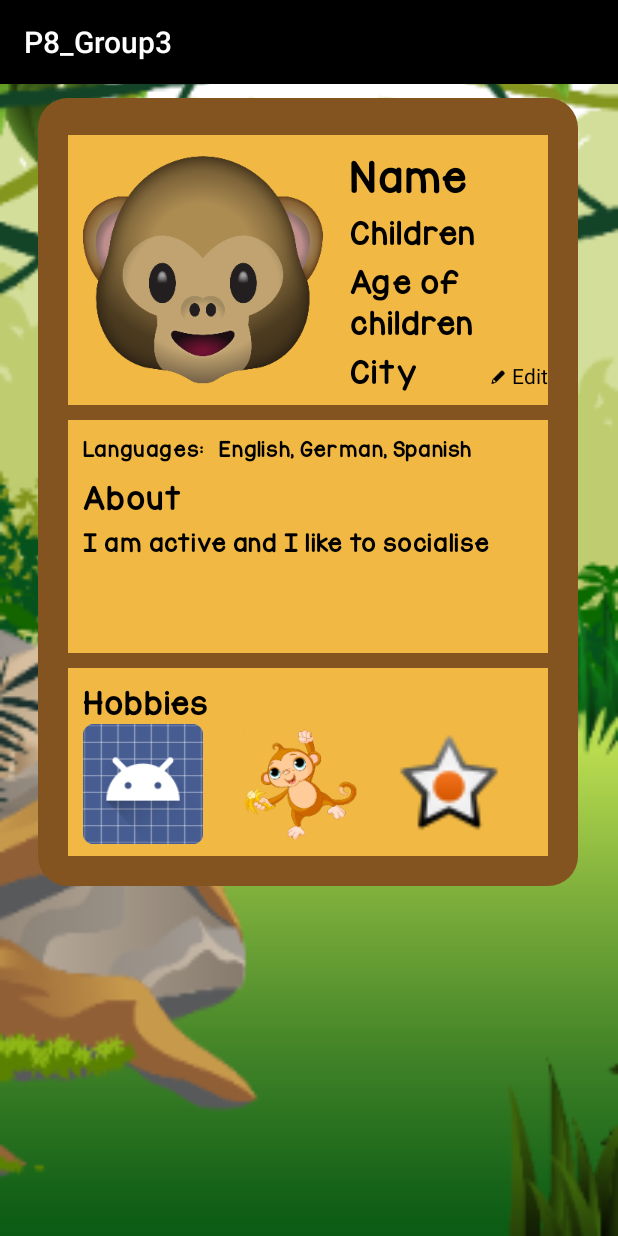
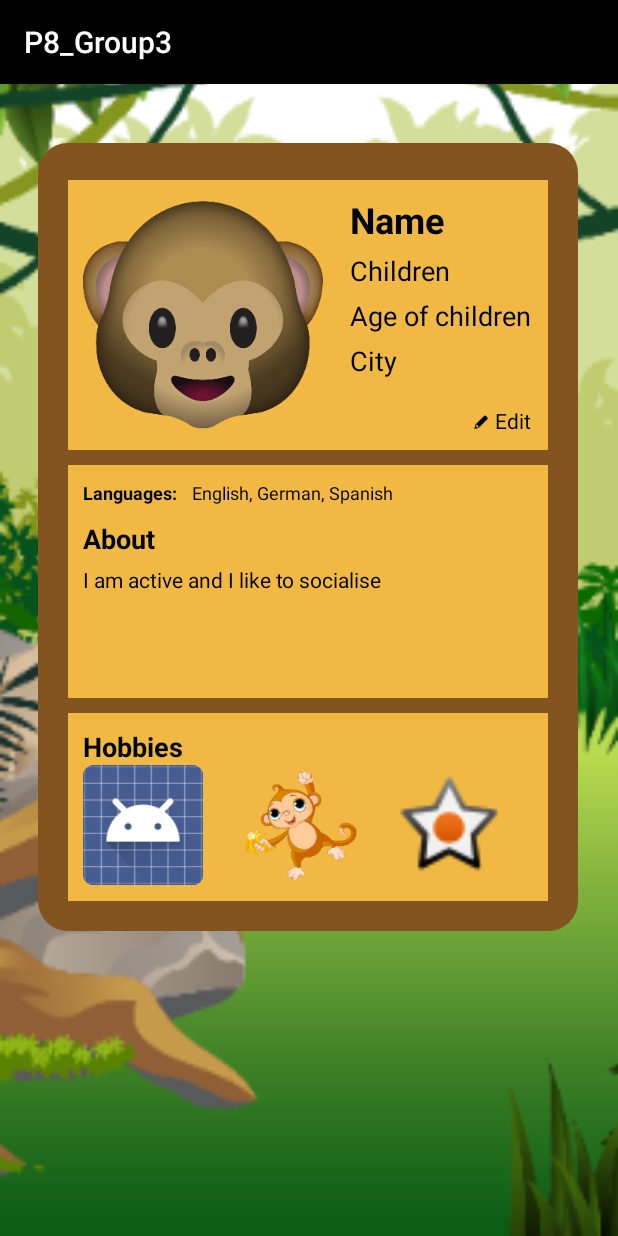
Before and after one commit to MauernChu/P8_Group3, an Android app: the ProfilePage screen opened directly, with no data from a screen before it, on a phone screen of 412 x 824 dp. Run offline under Robolectric (Android 15) with nearby library versions, the light colour scheme and no system bars.

Commit message:
changes in profile page

```diff
--- a/Source/P8_Group3/app/src/main/java/p8/group3/ida/aau/p8_group3/ProfilePage.java
+++ b/Source/P8_Group3/app/src/main/java/p8/group3/ida/aau/p8_group3/ProfilePage.java
@@ -23,7 +23,7 @@ public class ProfilePage extends AppCompatActivity{
         toolbar = (Toolbar) findViewById(R.id.toolbar);
         setSupportActionBar(toolbar);
 
-        Typeface custom_font= Typeface.createFromAsset(getAssets(),"KGCorneroftheSky.ttf");
+       /* Typeface custom_font= Typeface.createFromAsset(getAssets(),"KGCorneroftheSky.ttf");
 
         TextView txName = (TextView) findViewById(R.id.name);
         txName.setTypeface(custom_font);
@@ -51,5 +51,6 @@ public class ProfilePage extends AppCompatActivity{
 
         TextView txHobbies = (TextView) findViewById(R.id.hobbies);
         txHobbies.setTypeface(custom_font);
+        */
     }
 }
--- a/Source/P8_Group3/app/src/main/res/layout/profile_page.xml
+++ b/Source/P8_Group3/app/src/main/res/layout/profile_page.xml
@@ -34,10 +34,10 @@ android.support.v4.widget.DrawerLayout.
         android:layout_width="360dp"
         android:layout_height="525dp"
         android:background="@drawable/shape"
-        android:layout_marginTop="65dp"
-        android:layout_marginBottom="2dp"
+        android:layout_marginTop="95dp"
+        android:layout_marginBottom="5dp"
         android:layout_marginLeft="25dp"
-        android:layout_marginRight="15dp"
+        android:layout_marginRight="25dp"
         android:layout_centerHorizontal="true">
 
 
@@ -259,10 +259,12 @@ android.support.v4.widget.DrawerLayout.
       -->
     <android.support.design.widget.NavigationView
         android:layout_width="match_parent"
-        android:layout_height="wrap_content"
+        android:layout_height="match_parent"
         android:id="@+id/navigation_view"
         android:layout_gravity="start"
         app:menu="@menu/drawer_menu"
+        android:background="@color/brown"
+        android:textColor="@color/white"
         ></android.support.design.widget.NavigationView>
 
 
```
